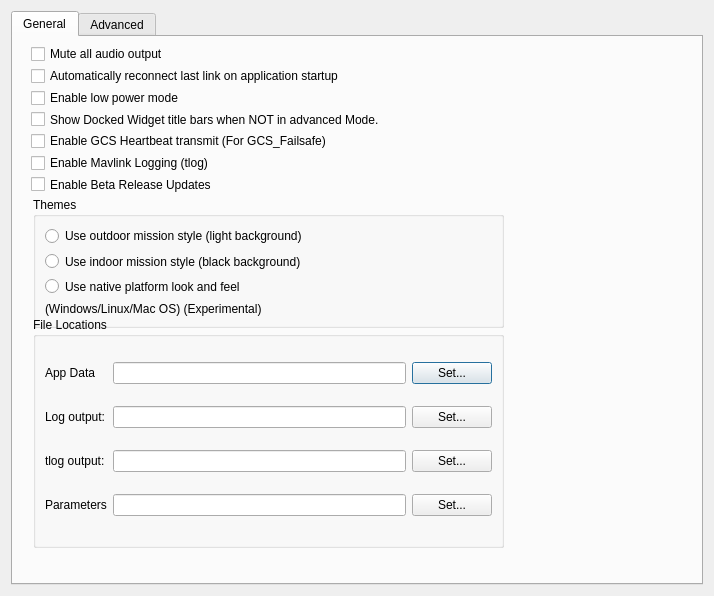
First picture: the form in src/ui/QGCSettingsWidget.ui, repository ArduPilot/apm_planner, before the edit.
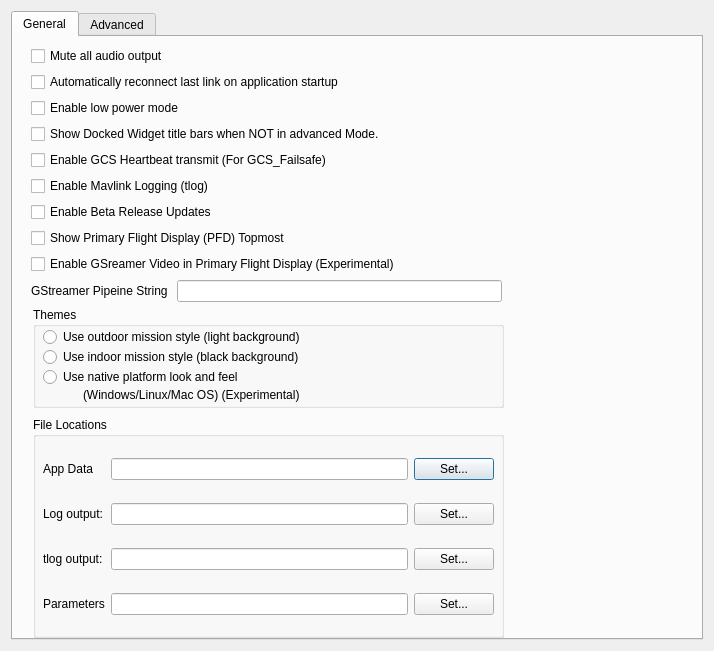
Second picture: the form after the edit. Icons and pictures are not drawn.

Commit message: New items for QtGstreamer support

The edit to the form file:
```diff
--- a/src/ui/QGCSettingsWidget.ui
+++ b/src/ui/QGCSettingsWidget.ui
@@ -7,7 +7,7 @@
     <x>0</x>
     <y>0</y>
     <width>714</width>
-    <height>596</height>
+    <height>651</height>
    </rect>
   </property>
   <property name="windowTitle">
@@ -30,16 +30,23 @@
        <property name="geometry">
         <rect>
          <x>20</x>
-         <y>280</y>
+         <y>380</y>
          <width>471</width>
-         <height>231</height>
+         <height>221</height>
         </rect>
        </property>
        <property name="title">
         <string>File Locations</string>
        </property>
-       <layout class="QHBoxLayout" name="horizontalLayout_2">
-        <item>
+       <widget class="QWidget" name="layoutWidget">
+        <property name="geometry">
+         <rect>
+          <x>10</x>
+          <y>24</y>
+          <width>451</width>
+          <height>191</height>
+         </rect>
+        </property>
          <layout class="QGridLayout" name="gridLayout">
           <item row="0" column="0">
            <widget class="QLabel" name="label_3">
@@ -110,38 +117,29 @@
            </widget>
           </item>
          </layout>
-        </item>
-       </layout>
+       </widget>
       </widget>
       <widget class="QGroupBox" name="groupBox_2">
        <property name="geometry">
         <rect>
          <x>20</x>
-         <y>160</y>
+         <y>270</y>
          <width>471</width>
-         <height>131</height>
+         <height>101</height>
         </rect>
        </property>
        <property name="title">
         <string>Themes</string>
        </property>
-       <layout class="QVBoxLayout" name="verticalLayout_3">
-        <item>
-         <widget class="QRadioButton" name="outdoorStyle">
-          <property name="text">
-           <string>Use outdoor mission style (light background)</string>
-          </property>
-         </widget>
-        </item>
-        <item>
-         <widget class="QRadioButton" name="indoorStyle">
-          <property name="text">
-           <string>Use indoor mission style (black background)</string>
-          </property>
-         </widget>
-        </item>
-        <item>
          <widget class="QRadioButton" name="nativeStyle">
+        <property name="geometry">
+         <rect>
+          <x>10</x>
+          <y>60</y>
+          <width>235</width>
+          <height>20</height>
+         </rect>
+        </property>
           <property name="text">
            <string>Use native platform look and feel</string>
           </property>
@@ -149,15 +147,45 @@
            <bool>true</bool>
           </property>
          </widget>
-        </item>
-        <item>
+       <widget class="QRadioButton" name="indoorStyle">
+        <property name="geometry">
+         <rect>
+          <x>10</x>
+          <y>40</y>
+          <width>305</width>
+          <height>20</height>
+         </rect>
+        </property>
+        <property name="text">
+         <string>Use indoor mission style (black background)</string>
+        </property>
+       </widget>
+       <widget class="QRadioButton" name="outdoorStyle">
+        <property name="geometry">
+         <rect>
+          <x>10</x>
+          <y>20</y>
+          <width>310</width>
+          <height>20</height>
+         </rect>
+        </property>
+        <property name="text">
+         <string>Use outdoor mission style (light background)</string>
+        </property>
+       </widget>
          <widget class="QLabel" name="label_5">
+        <property name="geometry">
+         <rect>
+          <x>50</x>
+          <y>80</y>
+          <width>254</width>
+          <height>16</height>
+         </rect>
+        </property>
           <property name="text">
            <string>(Windows/Linux/Mac OS) (Experimental)</string>
           </property>
          </widget>
-        </item>
-       </layout>
       </widget>
       <widget class="QWidget" name="layoutWidget">
        <property name="geometry">
@@ -165,7 +193,7 @@
          <x>18</x>
          <y>9</y>
          <width>471</width>
-         <height>146</height>
+         <height>256</height>
         </rect>
        </property>
        <layout class="QVBoxLayout" name="verticalLayout_2">
@@ -232,6 +260,34 @@
           </property>
          </widget>
         </item>
+        <item>
+         <widget class="QCheckBox" name="pfdTopmostCheckBox">
+          <property name="text">
+           <string>Show Primary Flight Display (PFD) Topmost</string>
+          </property>
+         </widget>
+        </item>
+        <item>
+         <widget class="QCheckBox" name="enableGStreamerVideoPFDCheckBox">
+          <property name="text">
+           <string>Enable GSreamer Video in Primary Flight Display (Experimental)</string>
+          </property>
+         </widget>
+        </item>
+        <item>
+         <layout class="QGridLayout" name="gridLayout_3" columnstretch="0,0,0">
+          <item row="0" column="1">
+           <widget class="QLineEdit" name="gstreamerPipelineStringEdit"/>
+          </item>
+          <item row="0" column="0">
+           <widget class="QLabel" name="label_13">
+            <property name="text">
+             <string>GStreamer Pipeine String </string>
+            </property>
+           </widget>
+          </item>
+         </layout>
+        </item>
        </layout>
       </widget>
       <zorder>layoutWidget</zorder>
```
Lines whose indentation alone changed are shown as unchanged. The commit also changes 2 other files.
